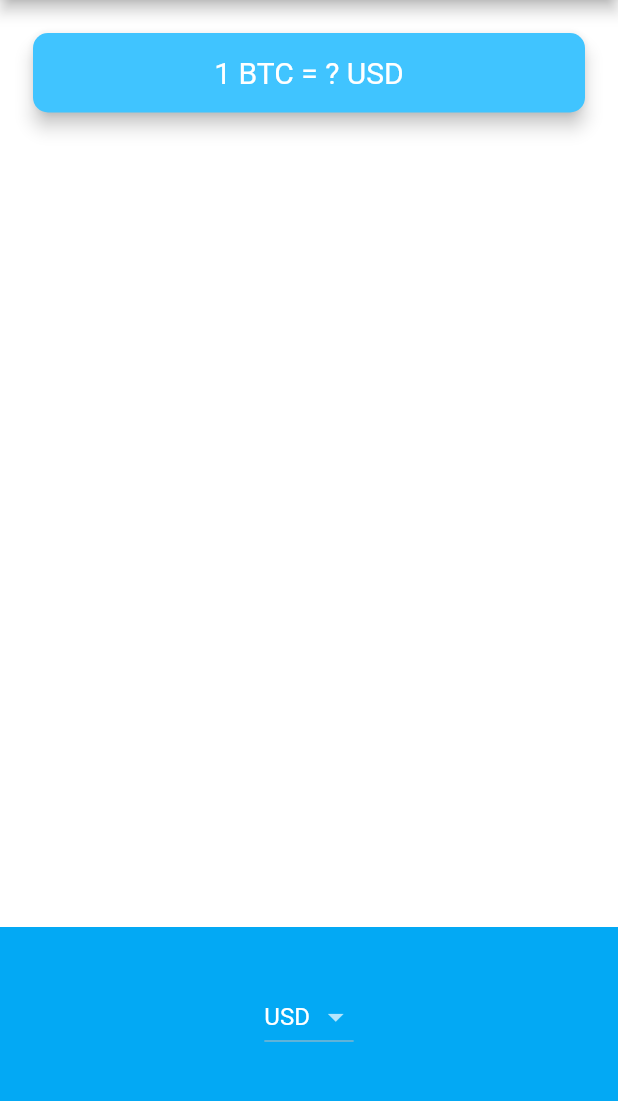
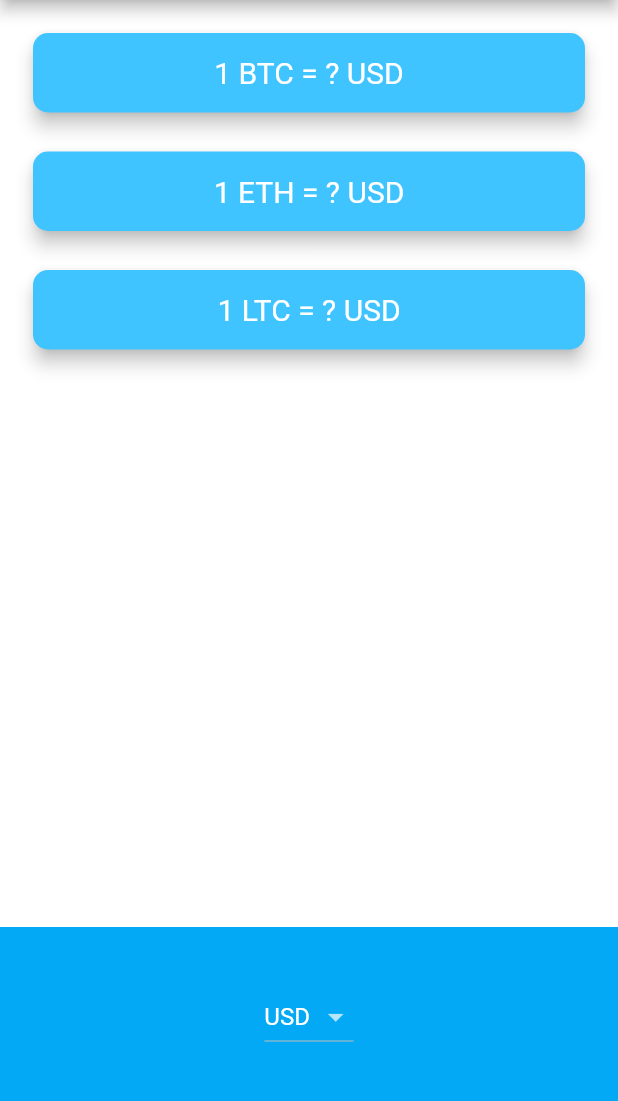
Before and after one commit to alemohamad/flutter-appbrewery, a Flutter app: the screen it shows after launch, on a phone screen of 412 x 824 dp, the part 84-1185 px from its top. Run offline on Flutter 3.47's test engine with Material 2 defaults, Android fonts, the phone set to English and light mode, and no system bars; our stand-ins replace audioplayers, flutter_spinkit, font_awesome_flutter, geolocator, rflutter_alert; network calls fail.

Commit message:
Challenge 3 - Add dynamic list of crypto currencies

```diff
--- a/bitcoin-ticker/lib/price_screen.dart
+++ b/bitcoin-ticker/lib/price_screen.dart
@@ -12,7 +12,12 @@ class PriceScreen extends StatefulWidget {
 
 class _PriceScreenState extends State<PriceScreen> {
   String selectedCurrency = 'USD';
-  String btcValue = '?';
+
+  var cryptoValues = {
+    'BTC': '?',
+    'ETH': '?',
+    'LTC': '?',
+  };
 
   @override
   void initState() {
@@ -22,16 +27,19 @@ class _PriceScreenState extends State<PriceScreen> {
   }
 
   void updateUI() async {
+    for (String crypto in cryptoList) {
       // https://apiv2.bitcoinaverage.com/#ticker-data-per-symbol
+      String codeUrl = crypto + selectedCurrency;
       String coinUrl =
-        'https://apiv2.bitcoinaverage.com/indices/global/ticker/BTC$selectedCurrency';
+          'https://apiv2.bitcoinaverage.com/indices/global/ticker/$codeUrl';
       CoinData coin = CoinData(coinUrl);
 
       dynamic coinData = await coin.getCoinData();
 
       setState(() {
-      btcValue = coinData['last'].toString();
+        cryptoValues[crypto] = coinData['last'].toString();
       });
+    }
   }
 
   DropdownButton<String> androidDropdown() {
@@ -76,6 +84,37 @@ class _PriceScreenState extends State<PriceScreen> {
     );
   }
 
+  List<Padding> getCryptoList() {
+    List<Padding> cardsList = [];
+
+    for (String crypto in cryptoList) {
+      Padding cryptoCard = Padding(
+        padding: EdgeInsets.fromLTRB(18.0, 18.0, 18.0, 0),
+        child: Card(
+          color: Colors.lightBlueAccent,
+          elevation: 5.0,
+          shape: RoundedRectangleBorder(
+            borderRadius: BorderRadius.circular(10.0),
+          ),
+          child: Padding(
+            padding: EdgeInsets.symmetric(vertical: 15.0, horizontal: 28.0),
+            child: Text(
+              '1 $crypto = ${cryptoValues[crypto]} $selectedCurrency',
+              textAlign: TextAlign.center,
+              style: TextStyle(
+                fontSize: 20.0,
+                color: Colors.white,
+              ),
+            ),
+          ),
+        ),
+      );
+      cardsList.add(cryptoCard);
+    }
+
+    return cardsList;
+  }
+
   @override
   Widget build(BuildContext context) {
     return Scaffold(
@@ -86,26 +125,10 @@ class _PriceScreenState extends State<PriceScreen> {
         mainAxisAlignment: MainAxisAlignment.spaceBetween,
         crossAxisAlignment: CrossAxisAlignment.stretch,
         children: <Widget>[
-          Padding(
-            padding: EdgeInsets.fromLTRB(18.0, 18.0, 18.0, 0),
-            child: Card(
-              color: Colors.lightBlueAccent,
-              elevation: 5.0,
-              shape: RoundedRectangleBorder(
-                borderRadius: BorderRadius.circular(10.0),
-              ),
-              child: Padding(
-                padding: EdgeInsets.symmetric(vertical: 15.0, horizontal: 28.0),
-                child: Text(
-                  '1 BTC = $btcValue $selectedCurrency',
-                  textAlign: TextAlign.center,
-                  style: TextStyle(
-                    fontSize: 20.0,
-                    color: Colors.white,
-                  ),
-                ),
-              ),
-            ),
+          // for (String crypot in cryptoList) {
+          Column(
+            crossAxisAlignment: CrossAxisAlignment.stretch,
+            children: getCryptoList(),
           ),
           Container(
             height: 150.0,
```
Lines whose indentation alone changed are shown as unchanged.
